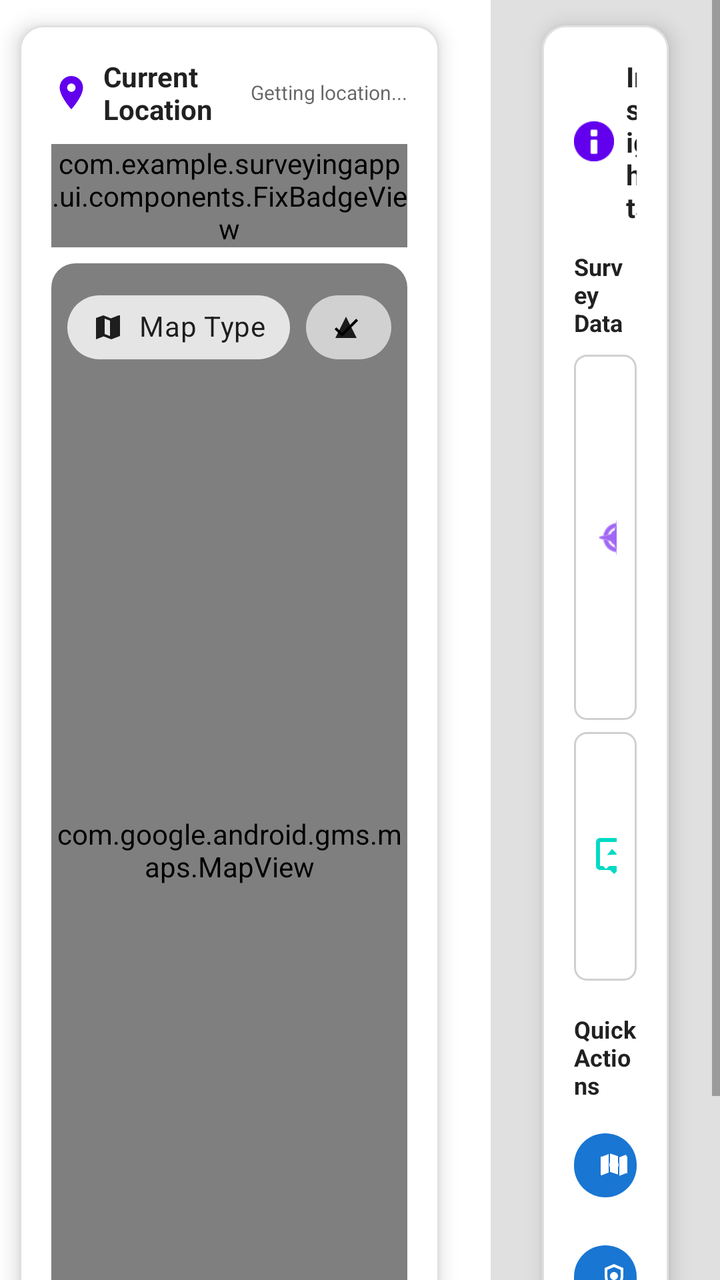
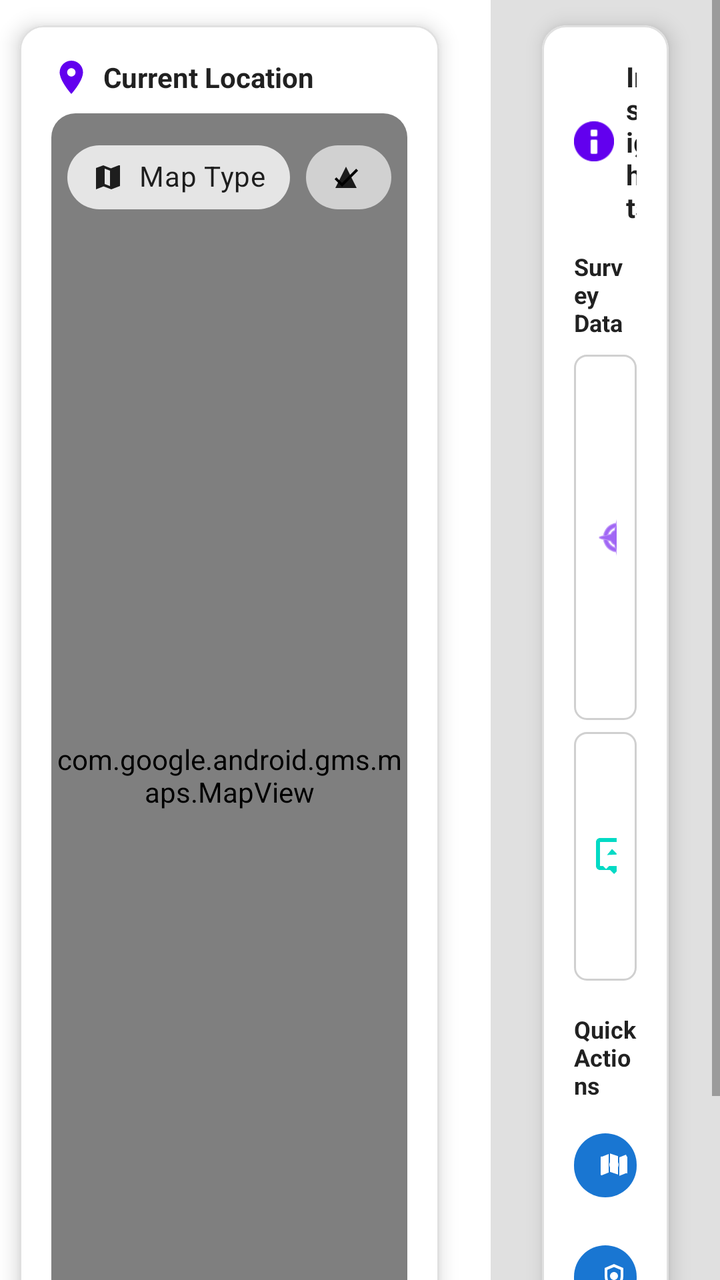

Compare the two renders of this Android layout. The source of the first and the diff that turns it into the second are given below.
<!-- AndroidManifest.xml: application theme Theme.SurveyingApp -->
<!-- res/layout/fragment_home.xml -->
<?xml version="1.0" encoding="utf-8"?>
<ScrollView xmlns:android="http://schemas.android.com/apk/res/android"
    xmlns:app="http://schemas.android.com/apk/res-auto"
    android:layout_width="match_parent"
    android:layout_height="match_parent"
    android:fillViewport="true">

    <LinearLayout
        android:layout_width="match_parent"
        android:layout_height="match_parent"
        android:orientation="vertical"
        android:padding="0dp">

        
        <LinearLayout
            android:layout_width="match_parent"
            android:layout_height="0dp"
            android:layout_weight="1"
            android:orientation="horizontal"
            android:baselineAligned="false">

            
            <LinearLayout
                android:layout_width="0dp"
                android:layout_height="match_parent"
                android:layout_weight="2"
                android:layout_marginEnd="8dp"
                android:orientation="vertical">

                
                <com.google.android.material.card.MaterialCardView
                    android:layout_width="match_parent"
                    android:layout_height="match_parent"
                    app:cardCornerRadius="12dp"
                    app:cardElevation="6dp"
                    app:cardUseCompatPadding="true"
                    app:strokeColor="@color/card_stroke_light"
                    app:strokeWidth="1dp">

                    <LinearLayout
                        android:layout_width="match_parent"
                        android:layout_height="match_parent"
                        android:orientation="vertical"
                        android:padding="16dp">

                        <LinearLayout
                            android:layout_width="match_parent"
                            android:layout_height="wrap_content"
                            android:orientation="horizontal"
                            android:gravity="center_vertical"
                            android:layout_marginBottom="8dp">

                            <ImageView
                                android:layout_width="20dp"
                                android:layout_height="20dp"
                                android:src="@drawable/ic_section_location"
                                android:layout_marginEnd="6dp"
                                app:tint="?android:attr/colorPrimary" />

                            <TextView
                                android:layout_width="0dp"
                                android:layout_height="wrap_content"
                                android:layout_weight="1"
                                android:text="Current Location"
                                android:textSize="14sp"
                                android:textStyle="bold"
                                android:textColor="?android:attr/textColorPrimary" />

                            <TextView
                                android:id="@+id/text_location_status"
                                android:layout_width="wrap_content"
                                android:layout_height="wrap_content"
                                android:text="Getting location..."
                                android:textSize="10sp"
                                android:textColor="?android:attr/textColorSecondary" />

                        </LinearLayout>

                        
                        <com.example.surveyingapp.ui.components.FixBadgeView
                            android:id="@+id/fix_badge"
                            android:layout_width="match_parent"
                            android:layout_height="wrap_content"
                            android:layout_marginBottom="8dp"
                            android:visibility="visible" />

                        
                        <FrameLayout
                            android:layout_width="match_parent"
                            android:layout_height="0dp"
                            android:layout_weight="1"
                            android:background="@drawable/bg_map_rounded"
                            android:clipToOutline="true">

                            <com.google.android.gms.maps.MapView
                                android:id="@+id/map_view_mini"
                                android:layout_width="match_parent"
                                android:layout_height="match_parent" />

                            
                            <LinearLayout
                                android:id="@+id/layout_map_placeholder"
                                android:layout_width="match_parent"
                                android:layout_height="match_parent"
                                android:orientation="vertical"
                                android:gravity="center"
                                android:visibility="gone"
                                android:background="@drawable/bg_rounded_light">

                                <ImageView
                                    android:layout_width="48dp"
                                    android:layout_height="48dp"
                                    android:src="@drawable/ic_render_map"
                                    android:layout_marginBottom="12dp"
                                    android:alpha="0.5"
                                    app:tint="?android:attr/textColorSecondary" />

                                <TextView
                                    android:id="@+id/text_map_placeholder"
                                    android:layout_width="wrap_content"
                                    android:layout_height="wrap_content"
                                    android:text="Acquiring location…"
                                    android:textSize="14sp"
                                    android:textColor="?android:attr/textColorSecondary" />

                            </LinearLayout>

                            
                            <LinearLayout
                                android:id="@+id/container_map_controls"
                                android:layout_width="wrap_content"
                                android:layout_height="wrap_content"
                                android:layout_gravity="top|end"
                                android:orientation="horizontal"
                                android:padding="8dp">

                                <com.google.android.material.chip.Chip
                                    android:id="@+id/chip_map_type"
                                    style="@style/Widget.MaterialComponents.Chip.Action"
                                    android:layout_width="wrap_content"
                                    android:layout_height="wrap_content"
                                    android:text="Map Type"
                                    android:textAppearance="@style/TextAppearance.MaterialComponents.Body2"
                                    app:chipIcon="@drawable/ic_map"
                                    app:chipIconVisible="true"
                                    app:chipIconSize="16dp"
                                    app:chipIconTint="?android:attr/textColorPrimary"
                                    app:iconStartPadding="8dp"
                                    app:rippleColor="@android:color/darker_gray" />

                                <com.google.android.material.chip.Chip
                                    android:id="@+id/chip_toggle_3d"
                                    style="@style/Widget.MaterialComponents.Chip.Filter"
                                    android:layout_width="wrap_content"
                                    android:layout_height="wrap_content"
                                    android:text="3D"
                                    android:checkable="true"
                                    android:checked="true"
                                    android:textAppearance="@style/TextAppearance.MaterialComponents.Body2"
                                    app:chipIcon="@drawable/ic_triangle"
                                    app:chipIconVisible="true"
                                    app:chipIconSize="16dp"
                                    app:chipIconTint="?android:attr/textColorPrimary"
                                    app:iconStartPadding="8dp"
                                    app:rippleColor="@android:color/darker_gray"
                                    android:layout_marginStart="8dp" />

                            </LinearLayout>

                        </FrameLayout>

                    </LinearLayout>

                </com.google.android.material.card.MaterialCardView>

            </LinearLayout>

            
            <LinearLayout
                android:layout_width="0dp"
                android:layout_height="match_parent"
                android:layout_weight="1"
                android:layout_marginStart="8dp"
                android:orientation="vertical"
                android:background="@color/home_right_column_bg">

                
                <com.google.android.material.card.MaterialCardView
                    android:layout_width="match_parent"
                    android:layout_height="match_parent"
                    android:layout_marginStart="16dp"
                    android:layout_marginEnd="16dp"
                    app:cardCornerRadius="12dp"
                    app:cardElevation="6dp"
                    app:cardUseCompatPadding="true"
                    app:strokeColor="@color/card_stroke_light"
                    app:strokeWidth="1dp">

                    <LinearLayout
                        android:layout_width="match_parent"
                        android:layout_height="wrap_content"
                        android:orientation="vertical"
                        android:padding="16dp">

                        
                        <LinearLayout
                            android:layout_width="match_parent"
                            android:layout_height="wrap_content"
                            android:orientation="horizontal"
                            android:gravity="center_vertical"
                            android:layout_marginBottom="12dp">

                            <ImageView
                                android:layout_width="20dp"
                                android:layout_height="20dp"
                                android:src="@android:drawable/ic_dialog_info"
                                android:layout_marginEnd="6dp"
                                app:tint="?android:attr/colorPrimary" />

                            <TextView
                                android:layout_width="0dp"
                                android:layout_height="wrap_content"
                                android:layout_weight="1"
                                android:text="Insights"
                                android:textSize="14sp"
                                android:textStyle="bold"
                                android:textColor="?android:attr/textColorPrimary" />

                        </LinearLayout>

                        
                        
                        <TextView
                            android:id="@+id/text_rs2_summary_header"
                            android:layout_width="match_parent"
                            android:layout_height="wrap_content"
                            android:text="RS2+ Device"
                            android:textSize="12sp"
                            android:textStyle="bold"
                            android:textColor="?android:attr/textColorPrimary"
                            android:layout_marginBottom="8dp"
                            android:visibility="gone" />

                        <LinearLayout
                            android:id="@+id/container_rs2_summary"
                            android:layout_width="match_parent"
                            android:layout_height="wrap_content"
                            android:orientation="vertical"
                            android:background="@drawable/bg_rounded_card"
                            android:padding="10dp"
                            android:layout_marginBottom="12dp"
                            android:visibility="gone">

                            <LinearLayout
                                android:layout_width="match_parent"
                                android:layout_height="wrap_content"
                                android:orientation="horizontal"
                                android:layout_marginBottom="4dp">

                                <TextView
                                    android:layout_width="0dp"
                                    android:layout_height="wrap_content"
                                    android:layout_weight="1"
                                    android:text="Name"
                                    android:textStyle="bold"
                                    android:textColor="?android:attr/textColorPrimary" />

                                <TextView
                                    android:id="@+id/text_rs2_name"
                                    android:layout_width="0dp"
                                    android:layout_height="wrap_content"
                                    android:layout_weight="1"
                                    android:text="--"
                                    android:textColor="?android:attr/textColorPrimary" />
                            </LinearLayout>

                            <LinearLayout
                                android:layout_width="match_parent"
                                android:layout_height="wrap_content"
                                android:orientation="horizontal">

                                <TextView
                                    android:layout_width="0dp"
                                    android:layout_height="wrap_content"
                                    android:layout_weight="1"
                                    android:text="Address"
                                    android:textStyle="bold"
                                    android:textColor="?android:attr/textColorPrimary" />

                                <TextView
                                    android:id="@+id/text_rs2_address"
                                    android:layout_width="0dp"
                                    android:layout_height="wrap_content"
                                    android:layout_weight="1"
                                    android:text="--"
                                    android:textColor="?android:attr/textColorPrimary" />
                            </LinearLayout>
                        </LinearLayout>

                        <TextView
                            android:layout_width="match_parent"
                            android:layout_height="wrap_content"
                            android:text="Survey Data"
                            android:textSize="12sp"
                            android:textStyle="bold"
                            android:textColor="?android:attr/textColorPrimary"
                            android:layout_marginBottom="8dp" />

                        
                        <LinearLayout
                            android:layout_width="match_parent"
                            android:layout_height="wrap_content"
                            android:orientation="horizontal"
                            android:background="@drawable/bg_rounded_card"
                            android:padding="10dp"
                            android:layout_marginBottom="6dp">

                            <ImageView
                                android:layout_width="24dp"
                                android:layout_height="24dp"
                                android:src="@android:drawable/ic_menu_compass"
                                android:layout_marginEnd="8dp"
                                android:layout_gravity="center_vertical"
                                app:tint="?android:attr/colorPrimary" />

                            <LinearLayout
                                android:layout_width="0dp"
                                android:layout_height="wrap_content"
                                android:layout_weight="1"
                                android:orientation="vertical"
                                android:gravity="center">

                                <TextView
                                    android:id="@+id/text_coordinates_count"
                                    android:layout_width="wrap_content"
                                    android:layout_height="wrap_content"
                                    android:text="0"
                                    android:textSize="24sp"
                                    android:textStyle="bold"
                                    android:textColor="?android:attr/colorPrimary" />

                                <TextView
                                    android:layout_width="wrap_content"
                                    android:layout_height="wrap_content"
                                    android:text="Coordinates"
                                    android:textSize="10sp"
                                    android:textColor="?android:attr/textColorSecondary" />

                            </LinearLayout>

                            <com.google.android.material.chip.Chip
                                android:id="@+id/chip_view_coordinates"
                                style="@style/Widget.MaterialComponents.Chip.Action"
                                android:layout_width="wrap_content"
                                android:layout_height="wrap_content"
                                android:text="View"
                                android:textColor="@android:color/white"
                                android:textAppearance="@style/TextAppearance.MaterialComponents.Body2"
                                app:chipBackgroundColor="?android:attr/colorPrimary"
                                android:layout_gravity="center_vertical" />

                        </LinearLayout>

                        
                        <LinearLayout
                            android:layout_width="match_parent"
                            android:layout_height="wrap_content"
                            android:orientation="horizontal"
                            android:background="@drawable/bg_rounded_card"
                            android:padding="10dp"
                            android:layout_marginBottom="16dp">

                            <ImageView
                                android:layout_width="24dp"
                                android:layout_height="24dp"
                                android:src="@drawable/ic_menu_gallery"
                                android:layout_marginEnd="8dp"
                                android:layout_gravity="center_vertical"
                                app:tint="?android:attr/colorAccent" />

                            <LinearLayout
                                android:layout_width="0dp"
                                android:layout_height="wrap_content"
                                android:layout_weight="1"
                                android:orientation="vertical"
                                android:gravity="center">

                                <TextView
                                    android:id="@+id/text_models_count"
                                    android:layout_width="wrap_content"
                                    android:layout_height="wrap_content"
                                    android:text="0"
                                    android:textSize="24sp"
                                    android:textStyle="bold"
                                    android:textColor="?android:attr/colorAccent" />

                                <TextView
                                    android:layout_width="wrap_content"
                                    android:layout_height="wrap_content"
                                    android:text="Models"
                                    android:textSize="10sp"
                                    android:textColor="?android:attr/textColorSecondary" />

                            </LinearLayout>

                            <com.google.android.material.chip.Chip
                                android:id="@+id/chip_view_models"
                                style="@style/Widget.MaterialComponents.Chip.Action"
                                android:layout_width="wrap_content"
                                android:layout_height="wrap_content"
                                android:text="View"
                                android:textColor="@android:color/white"
                                android:textAppearance="@style/TextAppearance.MaterialComponents.Body2"
                                app:chipBackgroundColor="@color/chip_map_bg"
                                android:layout_gravity="center_vertical" />

                        </LinearLayout>

                        
                        <TextView
                            android:layout_width="match_parent"
                            android:layout_height="wrap_content"
                            android:text="Quick Actions"
                            android:textSize="12sp"
                            android:textStyle="bold"
                            android:textColor="?android:attr/textColorPrimary"
                            android:layout_marginBottom="8dp" />

                        <com.google.android.material.chip.ChipGroup
                            android:layout_width="match_parent"
                            android:layout_height="wrap_content"
                            app:chipSpacingHorizontal="8dp"
                            app:chipSpacingVertical="8dp">

                            <com.google.android.material.chip.Chip
                                android:id="@+id/chip_quick_map"
                                style="@style/Widget.MaterialComponents.Chip.Action"
                                android:layout_width="wrap_content"
                                android:layout_height="wrap_content"
                                android:text="Open Map"
                                android:textColor="@android:color/white"
                                android:textAppearance="@style/TextAppearance.MaterialComponents.Body2"
                                app:chipIcon="@drawable/ic_render_map"
                                app:chipIconVisible="true"
                                app:chipIconSize="16dp"
                                app:chipIconTint="@android:color/white"
                                app:iconStartPadding="8dp"
                                app:chipBackgroundColor="@color/chip_map_bg" />

                            <com.google.android.material.chip.Chip
                                android:id="@+id/chip_quick_ar"
                                style="@style/Widget.MaterialComponents.Chip.Action"
                                android:layout_width="wrap_content"
                                android:layout_height="wrap_content"
                                android:text="Open AR"
                                android:textColor="@android:color/white"
                                android:textAppearance="@style/TextAppearance.MaterialComponents.Body2"
                                app:chipIcon="@drawable/ic_section_ar"
                                app:chipIconVisible="true"
                                app:chipIconSize="16dp"
                                app:chipIconTint="@android:color/white"
                                app:iconStartPadding="8dp"
                                app:chipBackgroundColor="@color/chip_map_bg" />

                            <com.google.android.material.chip.Chip
                                android:id="@+id/chip_quick_settings"
                                style="@style/Widget.MaterialComponents.Chip.Action"
                                android:layout_width="wrap_content"
                                android:layout_height="wrap_content"
                                android:text="Settings"
                                android:textColor="@android:color/white"
                                android:textAppearance="@style/TextAppearance.MaterialComponents.Body2"
                                app:chipIcon="@drawable/ic_section_info"
                                app:chipIconVisible="true"
                                app:chipIconSize="16dp"
                                app:chipIconTint="@android:color/white"
                                app:iconStartPadding="8dp"
                                app:chipBackgroundColor="@color/chip_map_bg" />

                        </com.google.android.material.chip.ChipGroup>

                    </LinearLayout>

                </com.google.android.material.card.MaterialCardView>

            </LinearLayout>

        </LinearLayout>

    </LinearLayout>

</ScrollView>
<!-- resources referenced by this layout -->
<resources>
  <color name="card_stroke_light">#E0E0E0</color>
  <color name="chip_map_bg">#1976D2</color>
  <color name="home_right_column_bg">#E0E0E0</color>
  <!-- drawable bg_map_rounded (drawable) -->
  <?xml version="1.0" encoding="utf-8"?>
  <shape xmlns:android="http://schemas.android.com/apk/res/android">
      <corners android:radius="12dp" />
      <solid android:color="#00FFFFFF" />
  </shape>
  <!-- drawable bg_rounded_card (drawable) -->
  <?xml version="1.0" encoding="utf-8"?>
  <shape xmlns:android="http://schemas.android.com/apk/res/android"
      android:shape="rectangle">
      <solid android:color="#FFFFFF" />
      <corners android:radius="6dp" />
      <stroke
          android:width="1dp"
          android:color="#D0D0D0" />
  </shape>
  <!-- drawable bg_rounded_light (drawable) -->
  <?xml version="1.0" encoding="utf-8"?>
  <shape xmlns:android="http://schemas.android.com/apk/res/android"
      android:shape="rectangle">
      <solid android:color="#F8F9FA" />
      <corners android:radius="8dp" />
      <stroke
          android:width="1dp"
          android:color="#E0E0E0" />
  </shape>
  <!-- drawable ic_map (drawable) -->
  <?xml version="1.0" encoding="utf-8"?>
  <vector xmlns:android="http://schemas.android.com/apk/res/android"
      android:width="24dp"
      android:height="24dp"
      android:viewportWidth="24"
      android:viewportHeight="24"
      android:tint="#000000">
      
      <path
          android:fillColor="@android:color/black"
          android:pathData="M20.5,3l-5.81,2.26L9,3 3.5,5v16l5.69,-2.21L15,21l6.5,-2.5V3zM10,5.47l4,1.53v11.53l-4,-1.53V5.47z" />
  </vector>
  <!-- drawable ic_section_ar (drawable) -->
  <?xml version="1.0" encoding="utf-8"?>
  <vector xmlns:android="http://schemas.android.com/apk/res/android" android:width="24dp" android:height="24dp" android:viewportWidth="24" android:viewportHeight="24">
      <path android:fillColor="#FFFFFFFF" android:pathData="M12,2l7,3v6c0,5 -3.5,9.5 -7,11 -3.5,-1.5 -7,-6 -7,-11V5l7,-3zM12,4.3l-5,2.1v4.6c0,4.06 2.77,7.94 5,9.27 2.23,-1.33 5,-5.21 5,-9.27V6.4l-5,-2.1zM12,8a3,3 0,1 1,0 6 3,3 0,0 1,0 -6z"/>
  </vector>
  <!-- drawable ic_section_info (drawable) -->
  <vector xmlns:android="http://schemas.android.com/apk/res/android"
      android:width="24dp"
      android:height="24dp"
      android:viewportWidth="24"
      android:viewportHeight="24"
      android:tint="#000000">
      <path
          android:fillColor="@android:color/black"
          android:pathData="M12,2C6.48,2 2,6.48 2,12s4.48,10 10,10 10,-4.48 10,-10S17.52,2 12,2zM13,17h-2v-6h2v6zM13,9h-2V7h2v2z" />
  </vector>
  <!-- drawable ic_section_location (drawable) -->
  <vector xmlns:android="http://schemas.android.com/apk/res/android"
      android:width="24dp"
      android:height="24dp"
      android:viewportWidth="24"
      android:viewportHeight="24"
      android:tint="#000000">
    <path
        android:fillColor="@android:color/black"
        android:pathData="M12,2C8.13,2 5,5.13 5,9c0,5.25 7,13 7,13s7,-7.75 7,-13c0,-3.87 -3.13,-7 -7,-7zM12,11.5c-1.38,0 -2.5,-1.12 -2.5,-2.5s1.12,-2.5 2.5,-2.5 2.5,1.12 2.5,2.5 -1.12,2.5 -2.5,2.5z"/>
  </vector>
  <!-- drawable ic_triangle (drawable) -->
  <vector xmlns:android="http://schemas.android.com/apk/res/android"
      android:width="24dp"
      android:height="24dp"
      android:viewportWidth="24"
      android:viewportHeight="24"
      android:tint="#000000">
      <path
          android:fillColor="@android:color/black"
          android:pathData="M12,4l8,16H4z" />
  </vector>
  <color name="purple_500">#FF6200EE</color>
  <color name="purple_700">#FF3700B3</color>
  <color name="white">#FFFFFFFF</color>
  <color name="teal_200">#FF03DAC5</color>
  <color name="teal_700">#FF018786</color>
  <color name="black">#FF000000</color>
  <!-- unchanged entries left out for length: 3 -->
</resources>

<!-- the commit's change to res/layout/fragment_home.xml (unified diff, before → after) -->
@@ -66,13 +66,6 @@
                                 android:textStyle="bold"
                                 android:textColor="?android:attr/textColorPrimary" />
 
-                            <TextView
-                                android:id="@+id/text_location_status"
-                                android:layout_width="wrap_content"
-                                android:layout_height="wrap_content"
-                                android:text="Getting location..."
-                                android:textSize="10sp"
-                                android:textColor="?android:attr/textColorSecondary" />
 
                         </LinearLayout>
 
@@ -82,7 +75,7 @@
                             android:layout_width="match_parent"
                             android:layout_height="wrap_content"
                             android:layout_marginBottom="8dp"
-                            android:visibility="visible" />
+                            android:visibility="gone" />
 
                         
                         <FrameLayout
